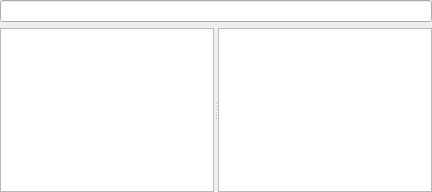
First picture: the form in plugins/drugsplugin/drugswidget/mfDrugSelector.ui, repository FreeHealth/freehealth, before the edit.
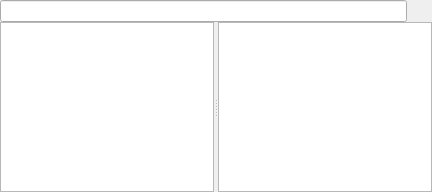
Second picture: the form after the edit. Custom widgets are drawn as their Qt base class.

Commit message: Adding textual drugs management to FreeDiams

Diff of the .ui file:
```diff
--- a/plugins/drugsplugin/drugswidget/mfDrugSelector.ui
+++ b/plugins/drugsplugin/drugswidget/mfDrugSelector.ui
@@ -18,12 +18,9 @@
     <number>0</number>
    </property>
    <property name="spacing">
-    <number>-1</number>
+    <number>0</number>
    </property>
-   <item row="0" column="0">
-    <widget class="Utils::QButtonLineEdit" name="searchLine"/>
-   </item>
-   <item row="1" column="0">
+   <item row="2" column="0" colspan="2">
     <widget class="QSplitter" name="splitter">
      <property name="orientation">
       <enum>Qt::Horizontal</enum>
@@ -88,6 +85,38 @@
      </widget>
     </widget>
    </item>
+   <item row="1" column="0">
+    <layout class="QHBoxLayout" name="horizontalLayout_2">
+     <property name="spacing">
+      <number>5</number>
+     </property>
+     <item>
+      <widget class="Utils::QButtonLineEdit" name="searchLine"/>
+     </item>
+     <item>
+      <widget class="QPushButton" name="textButton">
+       <property name="minimumSize">
+        <size>
+         <width>20</width>
+         <height>20</height>
+        </size>
+       </property>
+       <property name="maximumSize">
+        <size>
+         <width>20</width>
+         <height>20</height>
+        </size>
+       </property>
+       <property name="text">
+        <string/>
+       </property>
+       <property name="flat">
+        <bool>true</bool>
+       </property>
+      </widget>
+     </item>
+    </layout>
+   </item>
   </layout>
  </widget>
  <customwidgets>
```
The commit also changes 20 other files.
